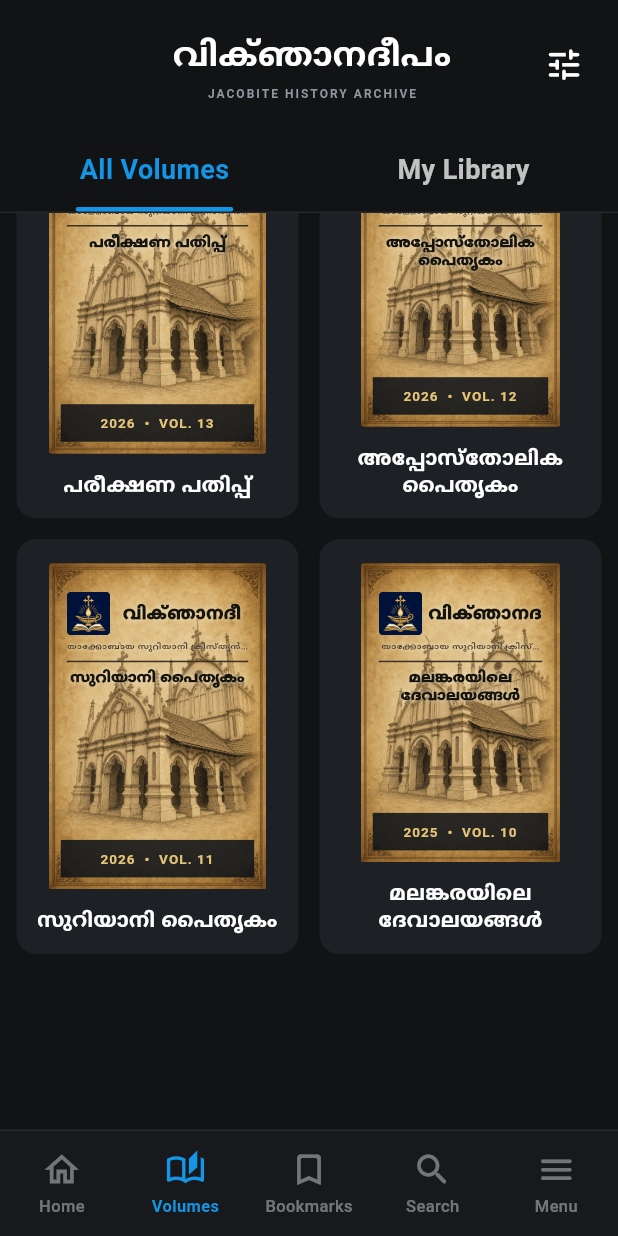
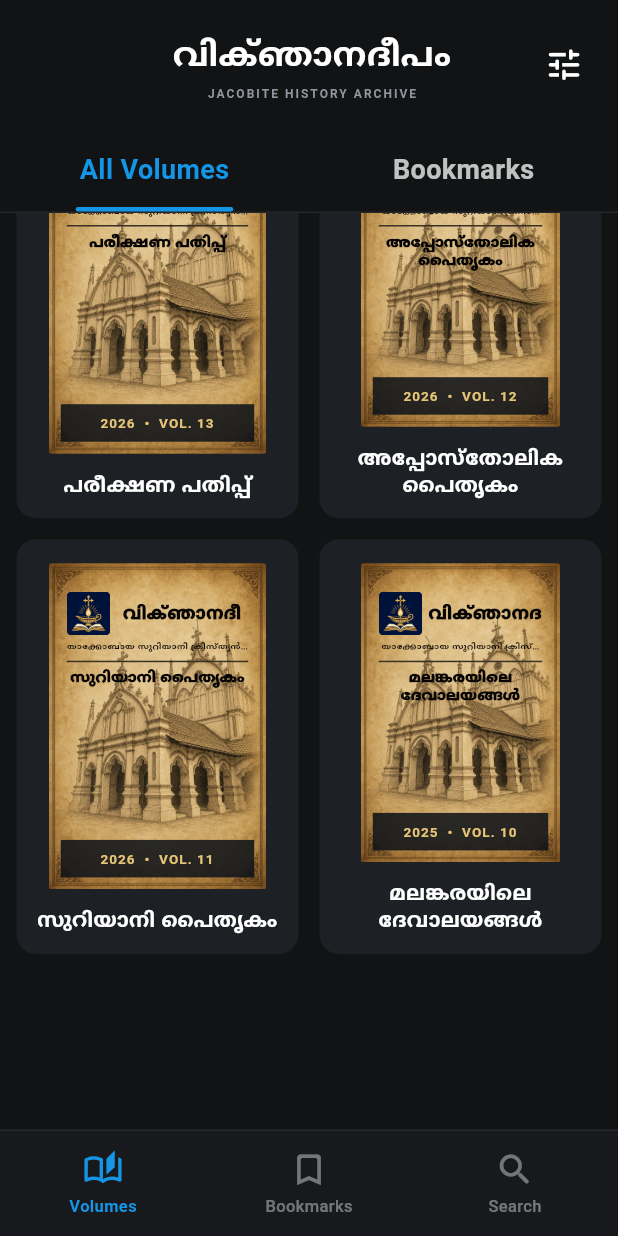
Before and after one commit to Albin-kp/viknjanadeepam, a Flutter app: the screen it shows after launch, scrolled down 87 dp, after a tap on "All Volumes", on a phone screen of 412 x 824 dp. Run offline on Flutter 3.47's test engine with Material 3 defaults, Android fonts, the phone set to English and light mode, and no system bars; our stand-ins replace shared_preferences.

Commit message:
Implement persistent volume bookmarks

```diff
--- a/lib/screens/library_screen.dart
+++ b/lib/screens/library_screen.dart
@@ -2,6 +2,7 @@ import 'package:flutter/material.dart';
 
 import '../data/sample_library.dart';
 import '../models/magazine_volume.dart';
+import '../services/bookmark_service.dart';
 import '../services/catalog_service.dart';
 import 'reader_screen.dart';
 
@@ -18,16 +19,19 @@ class _LibraryScreenState extends State<LibraryScreen> {
   static const _accent = Color(0xFF1495E6);
 
   int _selectedTab = 0;
-  int _selectedNavigation = 1;
+  int _selectedNavigation = 0;
   int? _selectedYear;
   final _catalogService = CatalogService();
+  final _bookmarkService = BookmarkService.instance;
   late List<MagazineVolume> _volumes;
 
   List<int> get _years => _volumes.map((volume) => volume.year).toSet().toList()
     ..sort((a, b) => b.compareTo(a));
 
   List<MagazineVolume> get _visibleVolumes {
-    if (_selectedTab == 1) return _volumes.take(2).toList();
+    if (_selectedTab == 1 || _selectedNavigation == 1) {
+      return _volumes.where(_bookmarkService.contains).toList();
+    }
     if (_selectedYear == null) return _volumes;
     return _volumes.where((volume) => volume.year == _selectedYear).toList();
   }
@@ -36,7 +40,20 @@ class _LibraryScreenState extends State<LibraryScreen> {
   void initState() {
     super.initState();
     _volumes = List.of(sampleLibrary);
+    _bookmarkService
+      ..addListener(_refreshBookmarks)
+      ..load();
     _loadCatalog();
+  }
+
+  void _refreshBookmarks() {
+    if (mounted) setState(() {});
+  }
+
+  @override
+  void dispose() {
+    _bookmarkService.removeListener(_refreshBookmarks);
+    super.dispose();
   }
 
   Future<void> _loadCatalog() async {
@@ -111,22 +128,32 @@ class _LibraryScreenState extends State<LibraryScreen> {
                       ? 'All Volumes'
                       : '${_selectedYear!}',
                   selected: _selectedTab == 0,
-                  onTap: () => setState(() => _selectedTab = 0),
+                  onTap: () => setState(() {
+                    _selectedTab = 0;
+                    _selectedNavigation = 0;
+                  }),
                 ),
                 _LibraryTab(
-                  label: 'My Library',
+                  label: 'Bookmarks',
                   selected: _selectedTab == 1,
-                  onTap: () => setState(() => _selectedTab = 1),
+                  onTap: () => setState(() {
+                    _selectedTab = 1;
+                    _selectedNavigation = 1;
+                  }),
                 ),
               ],
             ),
             Container(height: 1, color: Colors.white.withValues(alpha: .08)),
             Expanded(
-              child: RefreshIndicator(
+              child: _visibleVolumes.isEmpty &&
+                      (_selectedTab == 1 || _selectedNavigation == 1)
+                  ? const _EmptyBookmarks()
+                  : RefreshIndicator(
                       onRefresh: _loadCatalog,
                       child: GridView.builder(
                         padding: const EdgeInsets.fromLTRB(11, 14, 11, 118),
-                  gridDelegate: const SliverGridDelegateWithFixedCrossAxisCount(
+                        gridDelegate:
+                            const SliverGridDelegateWithFixedCrossAxisCount(
                           crossAxisCount: 2,
                           mainAxisSpacing: 14,
                           crossAxisSpacing: 14,
@@ -153,20 +180,17 @@ class _LibraryScreenState extends State<LibraryScreen> {
       bottomNavigationBar: _BottomNavigation(
         selectedIndex: _selectedNavigation,
         onSelected: (index) {
-          setState(() => _selectedNavigation = index);
-          if (index == 3) {
+          if (index == 2) {
             showSearch<void>(
               context: context,
               delegate: _VolumeSearchDelegate(_volumes),
             );
-          } else if (index != 1) {
-            ScaffoldMessenger.of(context).showSnackBar(
-              const SnackBar(
-                content: Text('This section will be added in the next build.'),
-                duration: Duration(seconds: 1),
-              ),
-            );
+            return;
           }
+          setState(() {
+            _selectedNavigation = index;
+            _selectedTab = index == 1 ? 1 : 0;
+          });
         },
       ),
     );
@@ -206,6 +230,7 @@ class _LibraryScreenState extends State<LibraryScreen> {
                   setState(() {
                     _selectedYear = null;
                     _selectedTab = 0;
+                    _selectedNavigation = 0;
                   });
                   Navigator.pop(context);
                 },
@@ -224,12 +249,55 @@ class _LibraryScreenState extends State<LibraryScreen> {
                     setState(() {
                       _selectedYear = year;
                       _selectedTab = 0;
+                      _selectedNavigation = 0;
                     });
                     Navigator.pop(context);
                   },
                 ),
             ],
           ),
+        ),
+      ),
+    );
+  }
+}
+
+class _EmptyBookmarks extends StatelessWidget {
+  const _EmptyBookmarks();
+
+  @override
+  Widget build(BuildContext context) {
+    return Center(
+      child: Padding(
+        padding: const EdgeInsets.all(32),
+        child: Column(
+          mainAxisSize: MainAxisSize.min,
+          children: [
+            Icon(
+              Icons.bookmark_add_outlined,
+              size: 54,
+              color: Colors.white.withValues(alpha: .34),
+            ),
+            const SizedBox(height: 16),
+            const Text(
+              'No bookmarks yet',
+              style: TextStyle(
+                color: Colors.white,
+                fontSize: 20,
+                fontWeight: FontWeight.w700,
+              ),
+            ),
+            const SizedBox(height: 7),
+            Text(
+              'Open a volume and tap the bookmark icon to save it here.',
+              textAlign: TextAlign.center,
+              style: TextStyle(
+                color: Colors.white.withValues(alpha: .55),
+                fontSize: 14,
+                height: 1.4,
+              ),
+            ),
+          ],
         ),
       ),
     );
@@ -344,16 +412,10 @@ class _VolumeTile extends StatelessWidget {
                                         overflow: TextOverflow.clip,
                                         textAlign: TextAlign.center,
                                         style: TextStyle(
-                                          color: Color(0xFF17130E),
+                                          color: Color(0xFF080604),
                                           fontSize: 12.8,
                                           height: 1,
                                           fontWeight: FontWeight.w900,
-                                          shadows: [
-                                            Shadow(
-                                              color: Color(0xCCF4E7C5),
-                                              blurRadius: 4,
-                                            ),
-                                          ],
                                         ),
                                       ),
                                     ),
@@ -366,15 +428,9 @@ class _VolumeTile extends StatelessWidget {
                                   overflow: TextOverflow.ellipsis,
                                   textAlign: TextAlign.center,
                                   style: TextStyle(
-                                    color: Color(0xFF493E30),
+                                    color: Color(0xFF120C07),
                                     fontSize: 6.2,
                                     fontWeight: FontWeight.w700,
-                                    shadows: [
-                                      Shadow(
-                                        color: Color(0xDDF4E7C5),
-                                        blurRadius: 3,
-                                      ),
-                                    ],
                                   ),
                                 ),
                                 const SizedBox(height: 5),
@@ -390,17 +446,11 @@ class _VolumeTile extends StatelessWidget {
                                   overflow: TextOverflow.ellipsis,
                                   textAlign: TextAlign.center,
                                   style: const TextStyle(
-                                    color: Color(0xFF17130E),
+                                    color: Color(0xFF070504),
                                     fontSize: 11,
                                     height: 1.08,
                                     letterSpacing: .1,
                                     fontWeight: FontWeight.w900,
-                                    shadows: [
-                                      Shadow(
-                                        color: Color(0xDDF4E7C5),
-                                        blurRadius: 4,
-                                      ),
-                                    ],
                                   ),
                                 ),
                               ],
@@ -530,11 +580,9 @@ class _BottomNavigation extends StatelessWidget {
   final ValueChanged<int> onSelected;
 
   static const _items = [
-    (Icons.home_outlined, 'Home'),
     (Icons.auto_stories_outlined, 'Volumes'),
     (Icons.bookmark_border_rounded, 'Bookmarks'),
     (Icons.search_rounded, 'Search'),
-    (Icons.menu_rounded, 'Menu'),
   ];
 
   @override
@@ -555,6 +603,7 @@ class _BottomNavigation extends StatelessWidget {
               final selected = selectedIndex == index;
               return Expanded(
                 child: InkWell(
+                  key: Key('nav-${_items[index].$2.toLowerCase()}'),
                   onTap: () => onSelected(index),
                   child: Column(
                     mainAxisAlignment: MainAxisAlignment.center,
--- /dev/null
+++ b/lib/services/bookmark_service.dart
@@ -0,0 +1,44 @@
+import 'package:flutter/foundation.dart';
+import 'package:shared_preferences/shared_preferences.dart';
+
+import '../models/magazine_volume.dart';
+
+class BookmarkService extends ChangeNotifier {
+  BookmarkService._();
+
+  static final instance = BookmarkService._();
+  static const _storageKey = 'bookmarked_volume_ids';
+
+  final Set<String> _bookmarkedIds = {};
+  bool _loaded = false;
+
+  String keyFor(MagazineVolume volume) =>
+      '${volume.year}-${volume.number}';
+
+  bool contains(MagazineVolume volume) =>
+      _bookmarkedIds.contains(keyFor(volume));
+
+  Future<void> load() async {
+    if (_loaded) return;
+    final preferences = await SharedPreferences.getInstance();
+    _bookmarkedIds
+      ..clear()
+      ..addAll(preferences.getStringList(_storageKey) ?? const []);
+    _loaded = true;
+    notifyListeners();
+  }
+
+  Future<void> toggle(MagazineVolume volume) async {
+    await load();
+    final key = keyFor(volume);
+    if (!_bookmarkedIds.add(key)) {
+      _bookmarkedIds.remove(key);
+    }
+    notifyListeners();
+    final preferences = await SharedPreferences.getInstance();
+    await preferences.setStringList(
+      _storageKey,
+      _bookmarkedIds.toList()..sort(),
+    );
+  }
+}
--- a/pubspec.yaml
+++ b/pubspec.yaml
@@ -35,6 +35,7 @@ dependencies:
   # Use with the CupertinoIcons class for iOS style icons.
   cupertino_icons: ^1.0.8
   http: ^1.6.0
+  shared_preferences: ^2.5.3
 
 dev_dependencies:
   flutter_test:
```
Also changed, not shown: lib/screens/reader_screen.dart (+13 -2 lines), pubspec.lock, 1 other file. Lines whose indentation alone changed are shown as unchanged.
